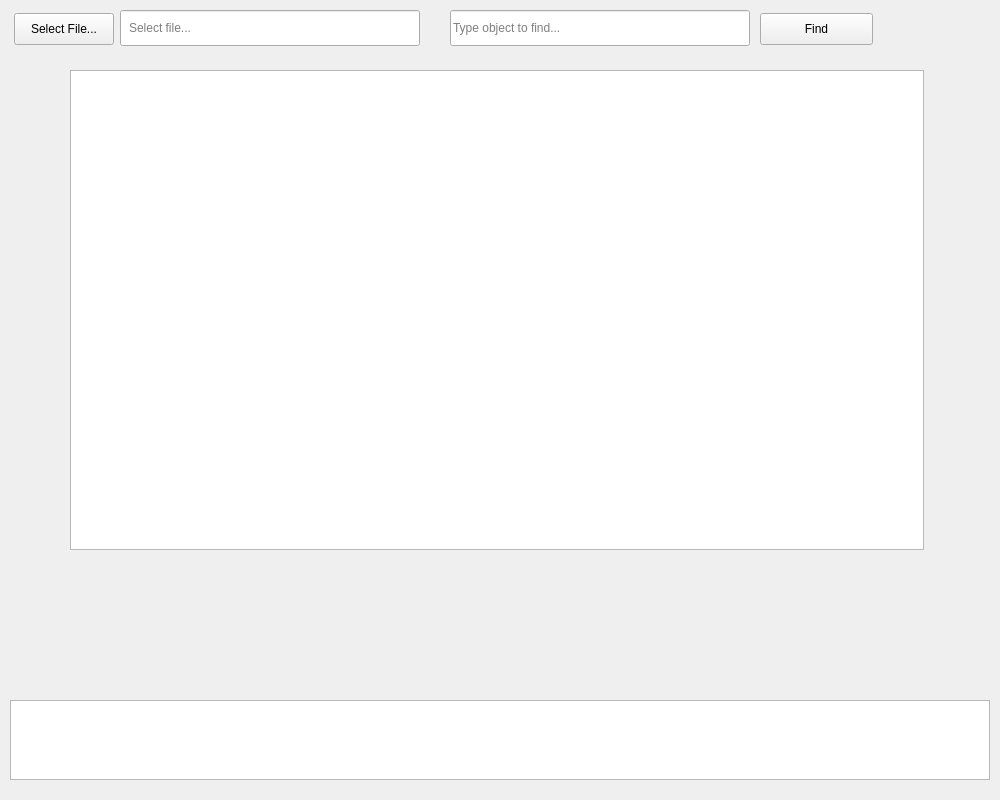
Above: app/ui/main_view.ui from mattvall1/fyp-video_object_timestamp_finder before the change. Below: the same form after it.
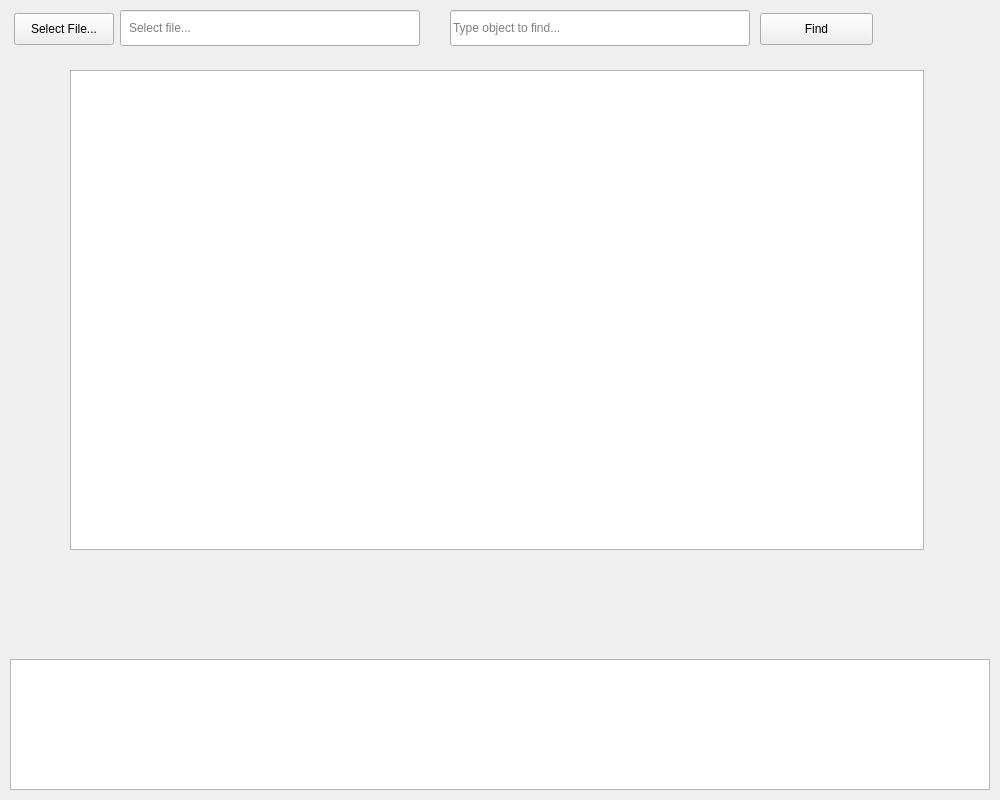
That is the form after the change.

Commit message: Removed unnecessary counters, made console larger

```diff
--- a/app/ui/main_view.ui
+++ b/app/ui/main_view.ui
@@ -121,9 +121,9 @@
     <property name="geometry">
      <rect>
       <x>10</x>
-      <y>700</y>
+      <y>659</y>
       <width>980</width>
-      <height>80</height>
+      <height>131</height>
      </rect>
     </property>
    </widget>
```
The commit also changes 2 other files.
